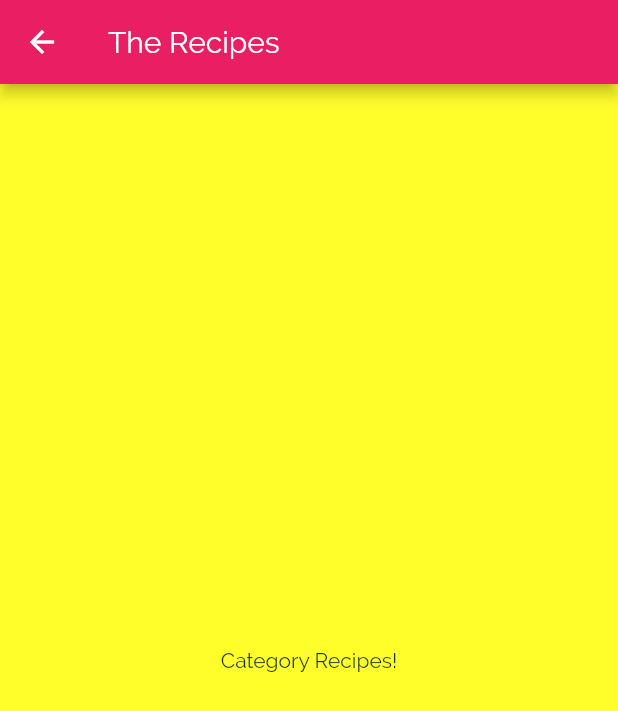
After one commit to biryang/meal-app, a Flutter app: the screen it shows after launch, after a tap on "Italian", on a phone screen of 412 x 824 dp. The commit adds this screen. Shown: the top 711 px of the screen. Run offline on Flutter 3.47's test engine with Material 2 defaults, Android fonts, the phone set to English and light mode, and no system bars.

Commit message:
선택시 레시피 화면으로 전환

```diff
--- a/lib/category_item.dart
+++ b/lib/category_item.dart
@@ -1,4 +1,5 @@
 import 'package:flutter/material.dart';
+import 'package:meals_app/category_meals_screen.dart';
 
 class CategoryItem extends StatelessWidget {
   final String title;
@@ -6,9 +7,23 @@ class CategoryItem extends StatelessWidget {
 
   CategoryItem({this.title, this.color});
 
+  void selectCategory(BuildContext context) {
+    Navigator.of(context).push(
+      MaterialPageRoute(
+        builder: (_) {
+          return CategoryMealsScreen();
+        },
+      ),
+    );
+  }
+
   @override
   Widget build(BuildContext context) {
-    return Container(
+    return InkWell(
+      onTap: () => selectCategory(context),
+      splashColor: Theme.of(context).primaryColor,
+      borderRadius: BorderRadius.circular(15),
+      child: Container(
         padding: const EdgeInsets.all(15),
         child: Text(
           title,
@@ -25,6 +40,7 @@ class CategoryItem extends StatelessWidget {
           ),
           borderRadius: BorderRadius.circular(15),
         ),
+      ),
     );
   }
 }
--- /dev/null
+++ b/lib/category_meals_screen.dart
@@ -0,0 +1,15 @@
+import 'package:flutter/material.dart';
+
+class CategoryMealsScreen extends StatelessWidget {
+  @override
+  Widget build(BuildContext context) {
+    return Scaffold(
+      appBar: AppBar(
+        title: Text('The Recipes'),
+      ),
+      body: Center(
+        child: Text('Category Recipes!'),
+      ),
+    );
+  }
+}
```
Lines whose indentation alone changed are shown as unchanged.
